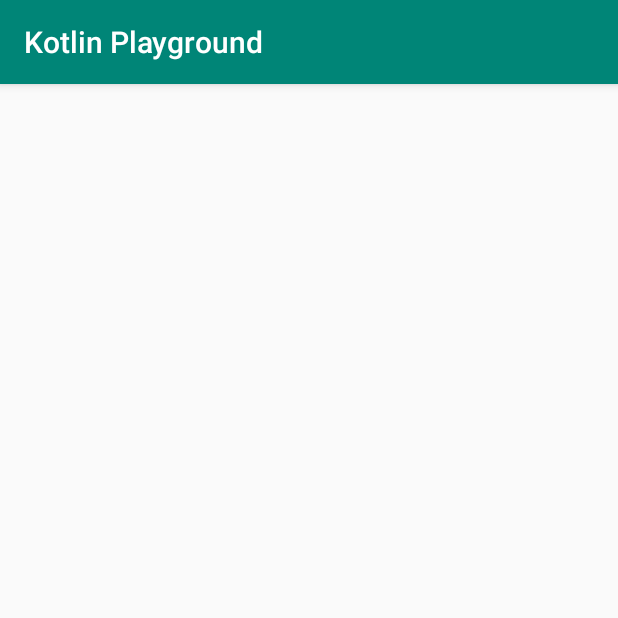
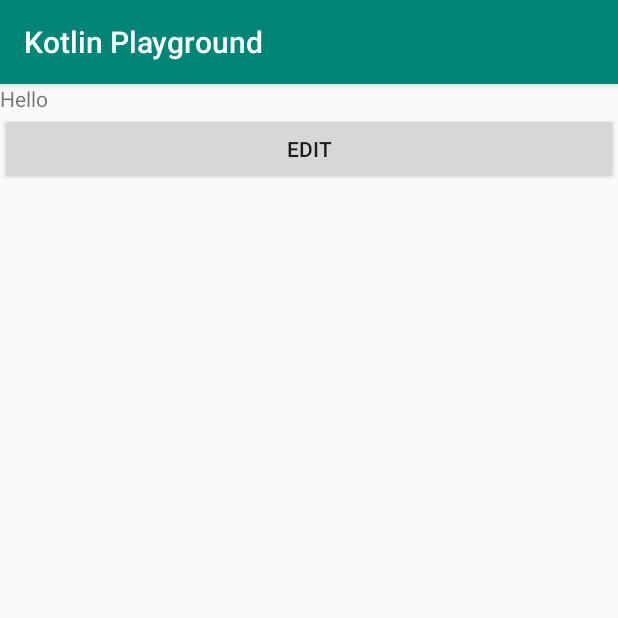
Before and after one commit to showcheap/android-jetpack-playground, an Android app: the screen it shows after launch (DetailActivity), after a tap on an icon or button, on a phone screen of 412 x 824 dp, the top half of it. Run offline under Robolectric (Android 15) with nearby library versions, the phone set to English and light mode, and no system bars; our stand-ins replace Room's generated code; 2 statements that could not run were skipped; 2 other taps on this screen came first.

Commit message:
Add detail fragment

```diff
--- a/app/build.gradle
+++ b/app/build.gradle
@@ -54,6 +54,8 @@ dependencies {
 
     // Room components
     implementation "android.arch.persistence.room:runtime:$roomVersion"
+    implementation 'androidx.legacy:legacy-support-v4:1.0.0-beta01'
+    implementation 'androidx.lifecycle:lifecycle-viewmodel-ktx:2.0.0'
     kapt "android.arch.persistence.room:compiler:$roomVersion"
     androidTestImplementation "android.arch.persistence.room:testing:$roomVersion"
 
--- a/app/src/main/java/net/sucipto/kotlinplayground/App.kt
+++ b/app/src/main/java/net/sucipto/kotlinplayground/App.kt
@@ -4,6 +4,8 @@ import android.app.Application
 import androidx.room.Room
 import net.sucipto.kotlinplayground.data.AppDatabase
 import net.sucipto.kotlinplayground.data.PersonRepository
+import net.sucipto.kotlinplayground.ui.detail.DetailViewModel
+import net.sucipto.kotlinplayground.ui.detail.EditViewModel
 import net.sucipto.kotlinplayground.ui.main.MainViewModel
 import org.koin.android.ext.koin.androidContext
 import org.koin.android.ext.koin.androidLogger
@@ -18,6 +20,8 @@ class App : Application() {
         single { PersonRepository(get()) }
 
         viewModel { MainViewModel(get()) }
+        viewModel { DetailViewModel(get()) }
+        viewModel { EditViewModel() }
     }
 
     override fun onCreate() {
--- a/app/src/main/java/net/sucipto/kotlinplayground/data/PersonDao.kt
+++ b/app/src/main/java/net/sucipto/kotlinplayground/data/PersonDao.kt
@@ -20,4 +20,7 @@ interface PersonDao {
 
     @Insert
     fun add(person: Person)
+
+    @Query("SELECT * FROM persons WHERE id = :id")
+    fun find(id: Int) : LiveData<Person>
 }
--- a/app/src/main/java/net/sucipto/kotlinplayground/data/PersonRepository.kt
+++ b/app/src/main/java/net/sucipto/kotlinplayground/data/PersonRepository.kt
@@ -17,4 +17,6 @@ class PersonRepository(private val dao: PersonDao) {
     fun delete(person: Person) {
         dao.delete(person)
     }
+
+    fun find(id: Int) = dao.find(id)
 }
--- a/app/src/main/java/net/sucipto/kotlinplayground/ui/detail/DetailActivity.kt
+++ b/app/src/main/java/net/sucipto/kotlinplayground/ui/detail/DetailActivity.kt
@@ -2,12 +2,19 @@ package net.sucipto.kotlinplayground.ui.detail
 
 import android.os.Bundle
 import androidx.appcompat.app.AppCompatActivity
+import androidx.navigation.NavController
+import androidx.navigation.findNavController
 import net.sucipto.kotlinplayground.R
 
 class DetailActivity : AppCompatActivity() {
 
+    private lateinit var navController : NavController
+
     override fun onCreate(savedInstanceState: Bundle?) {
         super.onCreate(savedInstanceState)
         setContentView(R.layout.activity_detail)
+
+        findNavController(R.id.nav_host_detail).setGraph(R.navigation.nav_detail, intent.extras)
+
     }
 }
--- /dev/null
+++ b/app/src/main/java/net/sucipto/kotlinplayground/ui/detail/DetailFragment.kt
@@ -0,0 +1,45 @@
+package net.sucipto.kotlinplayground.ui.detail
+
+import android.os.Bundle
+import android.view.LayoutInflater
+import android.view.View
+import android.view.ViewGroup
+import android.widget.Button
+import androidx.fragment.app.Fragment
+import androidx.lifecycle.Observer
+import androidx.navigation.fragment.findNavController
+import androidx.navigation.fragment.navArgs
+import kotlinx.android.synthetic.main.detail_fragment.*
+import net.sucipto.kotlinplayground.R
+import org.koin.androidx.viewmodel.ext.android.viewModel
+
+class DetailFragment : Fragment() {
+
+//    companion object {
+//        fun newInstance() = DetailFragment()
+//    }
+
+    private val viewModel: DetailViewModel by viewModel()
+    val args by navArgs<DetailFragmentArgs>()
+
+
+    override fun onCreateView(
+        inflater: LayoutInflater, container: ViewGroup?,
+        savedInstanceState: Bundle?
+    ): View? {
+        var view = inflater.inflate(R.layout.detail_fragment, container, false)
+        view.findViewById<Button>(R.id.detail_btn_edit).setOnClickListener { findNavController().navigate(R.id.editPersonAction) }
+
+        return view
+    }
+
+    override fun onViewCreated(view: View, savedInstanceState: Bundle?) {
+        super.onViewCreated(view, savedInstanceState)
+//        viewModel.load(args.personId)
+
+        viewModel.getPerson(args.personId).observe(this, Observer {
+            detail_text_name.text = it.name
+        })
+
+    }
+}
--- /dev/null
+++ b/app/src/main/java/net/sucipto/kotlinplayground/ui/detail/DetailViewModel.kt
@@ -0,0 +1,9 @@
+package net.sucipto.kotlinplayground.ui.detail
+
+import androidx.lifecycle.ViewModel
+import net.sucipto.kotlinplayground.data.PersonRepository
+
+class DetailViewModel(private val personRepository: PersonRepository) : ViewModel() {
+
+    fun getPerson(int: Int) = personRepository.find(int)
+}
--- a/app/src/main/java/net/sucipto/kotlinplayground/ui/main/MainActivity.kt
+++ b/app/src/main/java/net/sucipto/kotlinplayground/ui/main/MainActivity.kt
@@ -54,7 +54,7 @@ class MainActivity : AppCompatActivity() {
 
     private fun showDetailActivity(id:Int) {
         val detailIntent = Intent(this, DetailActivity::class.java)
-        detailIntent.putExtra("id", id);
+        detailIntent.putExtra("personId", id);
 
         startActivity(detailIntent)
     }
--- a/app/src/main/java/net/sucipto/kotlinplayground/ui/main/MainViewModel.kt
+++ b/app/src/main/java/net/sucipto/kotlinplayground/ui/main/MainViewModel.kt
@@ -1,37 +1,26 @@
 package net.sucipto.kotlinplayground.ui.main
 
 import androidx.lifecycle.ViewModel
-import kotlinx.coroutines.CoroutineScope
+import androidx.lifecycle.viewModelScope
 import kotlinx.coroutines.Dispatchers
-import kotlinx.coroutines.Job
 import kotlinx.coroutines.launch
 import net.sucipto.kotlinplayground.data.PersonRepository
 import net.sucipto.kotlinplayground.entity.Person
-import kotlin.coroutines.CoroutineContext
 
 class MainViewModel(private val repository: PersonRepository) : ViewModel() {
 
-    private val job = Job()
-    private val coroutineContext: CoroutineContext get() = job + Dispatchers.Main
-    private val scope = CoroutineScope(coroutineContext)
 
     val personList = repository.persons
 
-    override fun onCleared() {
-        super.onCleared()
-
-        job.cancel()
-    }
-
-    fun addPerson(person: Person) = scope.launch(Dispatchers.IO) {
+    fun addPerson(person: Person) = viewModelScope.launch(Dispatchers.IO) {
         repository.add(person)
     }
 
-    fun clearPerson() = scope.launch(Dispatchers.IO) {
+    fun clearPerson() = viewModelScope.launch(Dispatchers.IO) {
         repository.clear()
     }
 
-    fun deletePerson(person: Person) = scope.launch(Dispatchers.IO) {
+    fun deletePerson(person: Person) = viewModelScope.launch(Dispatchers.IO) {
         repository.delete(person)
     }
 }
--- a/app/src/main/res/layout/activity_detail.xml
+++ b/app/src/main/res/layout/activity_detail.xml
@@ -1,9 +1,17 @@
 <?xml version="1.0" encoding="utf-8"?>
-<androidx.constraintlayout.widget.ConstraintLayout xmlns:android="http://schemas.android.com/apk/res/android"
+<LinearLayout xmlns:android="http://schemas.android.com/apk/res/android"
     xmlns:app="http://schemas.android.com/apk/res-auto"
     xmlns:tools="http://schemas.android.com/tools"
     android:layout_width="match_parent"
     android:layout_height="match_parent"
     tools:context=".ui.detail.DetailActivity">
 
-</androidx.constraintlayout.widget.ConstraintLayout>
+    <fragment
+        android:id="@+id/nav_host_detail"
+        android:name="androidx.navigation.fragment.NavHostFragment"
+        android:layout_width="match_parent"
+        android:layout_height="match_parent"
+        app:navGraph="@navigation/nav_detail"
+        app:defaultNavHost="true"/>
+
+</LinearLayout>
--- /dev/null
+++ b/app/src/main/res/layout/detail_fragment.xml
@@ -0,0 +1,22 @@
+<?xml version="1.0" encoding="utf-8"?>
+<LinearLayout xmlns:android="http://schemas.android.com/apk/res/android"
+    xmlns:app="http://schemas.android.com/apk/res-auto"
+    xmlns:tools="http://schemas.android.com/tools"
+    android:layout_width="match_parent"
+    android:layout_height="match_parent"
+    android:orientation="vertical"
+    tools:context=".ui.detail.DetailFragment">
+
+    <TextView
+        android:id="@+id/detail_text_name"
+        android:layout_width="match_parent"
+        android:layout_height="wrap_content"
+        android:text="Hello" />
+
+    <Button
+        android:id="@+id/detail_btn_edit"
+        android:text="Edit"
+        android:layout_width="match_parent"
+        android:layout_height="wrap_content" />
+
+</LinearLayout>
--- /dev/null
+++ b/app/src/main/res/navigation/nav_detail.xml
@@ -0,0 +1,26 @@
+<?xml version="1.0" encoding="utf-8"?>
+<navigation xmlns:android="http://schemas.android.com/apk/res/android"
+    xmlns:app="http://schemas.android.com/apk/res-auto"
+    xmlns:tools="http://schemas.android.com/tools"
+    android:id="@+id/nav_detail"
+    app:startDestination="@id/detailFragment">
+
+    <fragment
+        android:id="@+id/detailFragment"
+        android:name="net.sucipto.kotlinplayground.ui.detail.DetailFragment"
+        android:label="detail_fragment"
+        tools:layout="@layout/detail_fragment" >
+        <argument
+            android:name="personId"
+            app:argType="integer"
+            />
+        <action
+            android:id="@+id/editPersonAction"
+            app:destination="@id/editFragment" />
+    </fragment>
+    <fragment
+        android:id="@+id/editFragment"
+        android:name="net.sucipto.kotlinplayground.ui.detail.EditFragment"
+        android:label="edit_fragment"
+        tools:layout="@layout/edit_fragment" />
+</navigation>
```
Also changed, not shown: app/src/main/java/net/sucipto/kotlinplayground/ui/detail/EditFragment.kt (added, +30 -0 lines), app/src/main/java/net/sucipto/kotlinplayground/ui/detail/EditViewModel.kt (added, +7 -0 lines), app/src/main/res/layout/edit_fragment.xml (added, +13 -0 lines), app/src/main/res/navigation/nav_graph.xml (deleted, +0 -13 lines).
